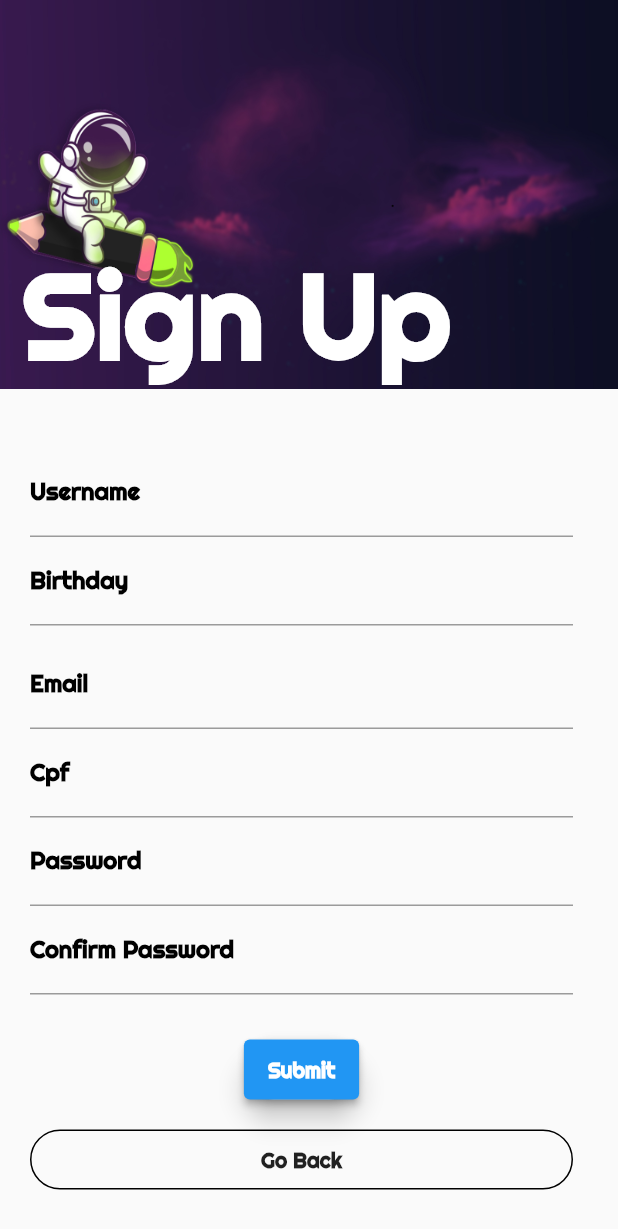
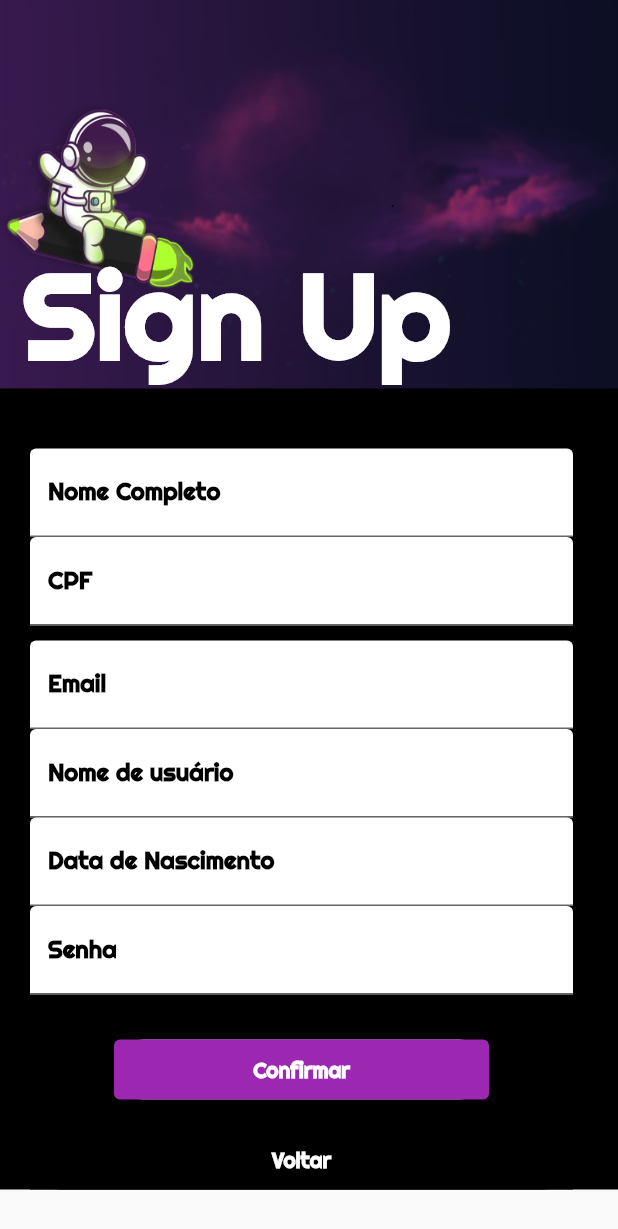
Before and after one commit to angelorange/bank_space, a Flutter app: the SignUpView screen opened directly, on a phone screen of 412 x 824 dp. Shown: the top 1229 px of the screen. Run offline on Flutter 3.47's test engine with Material 2 defaults, Android fonts, the phone set to English and light mode, and no system bars; our stand-ins replace get.

Commit message:
feat: edited user model, ap_provider, sing_up controller and view

```diff
--- a/lib/app/modules/sign_up/widgets/sign_up_view.dart
+++ b/lib/app/modules/sign_up/widgets/sign_up_view.dart
@@ -1,9 +1,6 @@
-import 'package:bankinspace/app/modules/home/widgets/home_page.dart';
-import 'package:bankinspace/app/modules/personal_page/widgets/personal_wallet.dart';
 import 'package:bankinspace/app/modules/sign_up/controller/sign_up_controller.dart';
 import 'package:flutter/material.dart';
 import 'package:bankinspace/app/modules/login/widgets/login_view.dart';
-import 'package:bankinspace/app/modules/personal_page/widgets/personal.dart';
 import 'package:get/get.dart';
 
 class SignUpView extends GetView<SignUpController> {
@@ -42,21 +39,95 @@ class SignUpView extends GetView<SignUpController> {
             ),
           ),
           Container(
+              decoration: BoxDecoration(
+
+                color: Colors.black,
+
+                ),
               padding: EdgeInsets.only(top: 40.0, left: 20.0, right: 30.0),
               child: Column(
                 children: <Widget>[
                   TextFormField(
                     decoration: InputDecoration(
-                      labelText: 'Username',
+                      labelText: 'Nome Completo',
                       labelStyle: TextStyle(
                           fontFamily: 'Righteous',
                           fontWeight: FontWeight.bold,
                             color: Colors.black),
+                        filled: true,
+                        fillColor: Colors.white,
                       focusedBorder: UnderlineInputBorder(
                         borderSide: BorderSide(color: Colors.green),
                       ),
                     ),
                     keyboardType: TextInputType.name,
+                    controller: controller.fullnameController,
+                    onSaved: (value) {
+                      controller.fullname = value!;
+                    },
+                    validator: (value) {
+                      return controller.validateFullname(value!);
+                    },
+                  ),
+                  TextFormField(
+                    decoration: InputDecoration(
+                      labelText: 'CPF',
+                      labelStyle: TextStyle(
+                          fontFamily: 'Righteous',
+                          fontWeight: FontWeight.bold,
+                            color: Colors.black),
+                        filled: true,
+                        fillColor: Colors.white,
+                      focusedBorder: UnderlineInputBorder(
+                        borderSide: BorderSide(color: Colors.green),
+                      ),
+                    ),
+                    keyboardType: TextInputType.name,
+                    controller: controller.cpfController,
+                    onSaved: (value) {
+                      controller.cpf = value!;
+                    },
+                    validator: (value) {
+                      return controller.validateCPF(value!);
+                    },
+                  ),
+                  SizedBox(height: 10.0),
+                  TextFormField(
+                    decoration: InputDecoration(
+                      labelText: 'Email ',
+                      labelStyle: TextStyle(
+                          fontFamily: 'Righteous',
+                          fontWeight: FontWeight.bold,
+                            color: Colors.black),
+                        filled: true,
+                        fillColor: Colors.white,
+                      focusedBorder: UnderlineInputBorder(
+                        borderSide: BorderSide(color: Colors.green),
+                      ),
+                    ),
+                    keyboardType: TextInputType.emailAddress,
+                    controller: controller.emailController,
+                    onSaved: (value) {
+                      controller.email = value!;
+                    },
+                    validator: (value) {
+                      return controller.validateEmail(value!);
+                    },
+                    obscureText: false,
+                  ),
+                  TextFormField(
+                    decoration: InputDecoration(
+                      labelText: 'Nome de usuário ',
+                      labelStyle: TextStyle(
+                          fontFamily: 'Righteous',
+                          fontWeight: FontWeight.bold,
+                            color: Colors.black),
+                        filled: true,
+                        fillColor: Colors.white,
+                      focusedBorder: UnderlineInputBorder(
+                        borderSide: BorderSide(color: Colors.green),
+                      ),
+                    ),
                     controller: controller.usernameController,
                     onSaved: (value) {
                       controller.username = value!;
@@ -64,14 +135,17 @@ class SignUpView extends GetView<SignUpController> {
                     validator: (value) {
                       return controller.validateUsername(value!);
                     },
+                    obscureText: false,
                   ),
                   TextFormField(
                     decoration: InputDecoration(
-                      labelText: 'Birthday',
+                      labelText: 'Data de Nascimento',
                       labelStyle: TextStyle(
                           fontFamily: 'Righteous',
                           fontWeight: FontWeight.bold,
                             color: Colors.black),
+                        filled: true,
+                        fillColor: Colors.white,
                       focusedBorder: UnderlineInputBorder(
                         borderSide: BorderSide(color: Colors.green),
                       ),
@@ -85,78 +159,20 @@ class SignUpView extends GetView<SignUpController> {
                       return controller.validateBirthday(value!);
                     },
                   ),
-                  SizedBox(height: 10.0),
                   TextFormField(
                     decoration: InputDecoration(
-                      labelText: 'Email ',
+                      labelText: 'Senha',
                       labelStyle: TextStyle(
                           fontFamily: 'Righteous',
                           fontWeight: FontWeight.bold,
                             color: Colors.black),
+                        filled: true,
+                        fillColor: Colors.white,
                       focusedBorder: UnderlineInputBorder(
                         borderSide: BorderSide(color: Colors.green),
                       ),
                     ),
-                    keyboardType: TextInputType.emailAddress,
-                    controller: controller.emailController,
-                    onSaved: (value) {
-                      controller.email = value!;
-                    },
-                    validator: (value) {
-                      return controller.validateEmail(value!);
-                    },
-                    obscureText: true,
-                  ),
-                  TextFormField(
-                    decoration: InputDecoration(
-                      labelText: 'Cpf ',
-                      labelStyle: TextStyle(
-                          fontFamily: 'Righteous',
-                          fontWeight: FontWeight.bold,
-                          color: Colors.black),
-                      focusedBorder: UnderlineInputBorder(
-                        borderSide: BorderSide(color: Colors.green),
-                      ),
-                    ),
-                    // validator: (value) {
-                    //   if (value!.isEmpty || !RegExp())
-                    // },
-                    obscureText: true,
-                  ),
-                  TextFormField(
-                    decoration: InputDecoration(
-                      labelText: 'Password ',
-                      labelStyle: TextStyle(
-                          fontFamily: 'Righteous',
-                          fontWeight: FontWeight.bold,
-                          color: Colors.black),
-                      focusedBorder: UnderlineInputBorder(
-                        borderSide: BorderSide(color: Colors.green),
-                      ),
-                    ),
-                    keyboardType: TextInputType.emailAddress,
-                    controller: controller.emailController,
-                    onSaved: (value) {
-                      controller.password = value!;
-                    },
-                    validator: (value) {
-                      return controller.validatePassword(value!);
-                    },
-                    obscureText: true,
-                  ),
-                  TextFormField(
-                    decoration: InputDecoration(
-                      labelText: 'Confirm Password ',
-                      labelStyle: TextStyle(
-                          fontFamily: 'Righteous',
-                          fontWeight: FontWeight.bold,
-                          color: Colors.black),
-                      focusedBorder: UnderlineInputBorder(
-                        borderSide: BorderSide(color: Colors.green),
-                      ),
-                    ),
-                    keyboardType: TextInputType.emailAddress,
-                    controller: controller.emailController,
+                    controller: controller.passwordController,
                     onSaved: (value) {
                       controller.password = value!;
                     },
@@ -174,12 +190,19 @@ class SignUpView extends GetView<SignUpController> {
                         borderRadius: BorderRadius.circular(20.0),
                         elevation: 7.0,
                         child: ElevatedButton(
+
+                          style: ElevatedButton.styleFrom(
+                              primary: Colors.purple,
+                              onPrimary: Colors.white,
+                              fixedSize: Size(250, 70),
+                              elevation: 5),
+
                           onPressed: () {
-                            // Submit Button
+                            controller.signUp();
                           },
 
                             child: Text(
-                            'Submit',
+                              'Confirmar',
                               style: TextStyle(
                                   color: Colors.white,
                                   fontWeight: FontWeight.bold,
@@ -190,7 +213,7 @@ class SignUpView extends GetView<SignUpController> {
                   SizedBox(height: 20.0),
                   Container(
                     height: 40.0,
-                    color: Colors.transparent,
+                    color: Colors.black,
                     child: Container(
                       decoration: BoxDecoration(
                           border: Border.all(
@@ -201,14 +224,14 @@ class SignUpView extends GetView<SignUpController> {
                           borderRadius: BorderRadius.circular(20.0)),
                       child: InkWell(
                         onTap: () {
-                          Get.to(LoginPageState());
+                          Get.to(() => LoginPageState());
                         },
                         child: Center(
                           child: Text(
-                            'Go Back',
+                            'Voltar',
                             style: TextStyle(
                                 fontWeight: FontWeight.bold,
-                                fontFamily: 'Righteous'),
+                                fontFamily: 'Righteous', color:  Colors.white),
                           ),
                         ),
                       ),
@@ -216,8 +239,6 @@ class SignUpView extends GetView<SignUpController> {
                   ),
                 ],
               )),
-          Container(),
-          SizedBox(height: 35.0),
         ]));
   }
 }
```
Also changed, not shown: lib/app/data/models/user_model.dart (+21 -4 lines), lib/app/data/providers/api_provider.dart (+63 -0 lines), lib/app/modules/sign_up/controller/sign_up_controller.dart (+41 -1 lines). Lines whose indentation alone changed are shown as unchanged.
